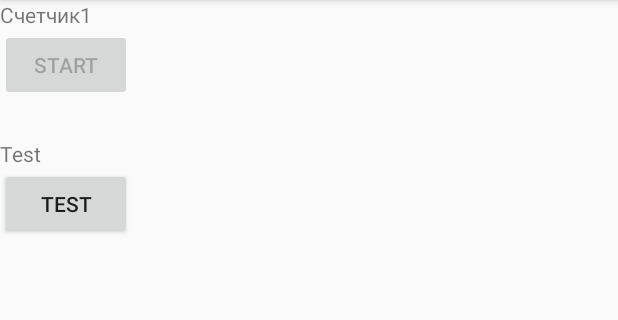
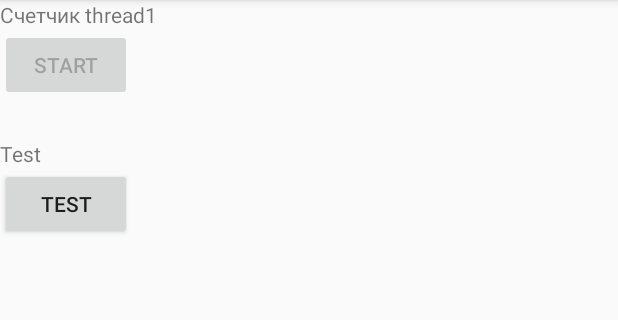
Before and after one commit to SergeyBotl/AndroidCoreHW_TWO, an Android app: the SecondActivity screen opened directly, with no data from a screen before it, after a tap on "START", on a phone screen of 412 x 824 dp, the part 84-404 px from its top. Run offline under Robolectric (Android 15) with nearby library versions, the light colour scheme and no system bars.

Commit message:
lesson13

```diff
--- a/lesson13_AsyncTask/app/src/main/java/com/example/sergey/lesson13_asynctask/SecondActivity.java
+++ b/lesson13_AsyncTask/app/src/main/java/com/example/sergey/lesson13_asynctask/SecondActivity.java
@@ -32,7 +32,7 @@ public class SecondActivity extends AppCompatActivity {
             @Override
             public void handleMessage(Message msg) {
                 super.handleMessage(msg);
-                textStart.setText("Счетчик" + msg.what);
+                textStart.setText("Счетчик thread" + msg.what);
                 if (msg.what == 30) {
                     buttonStart.setEnabled(true);
                     Toast.makeText(SecondActivity.this, "Готово", Toast.LENGTH_SHORT).show();
```
